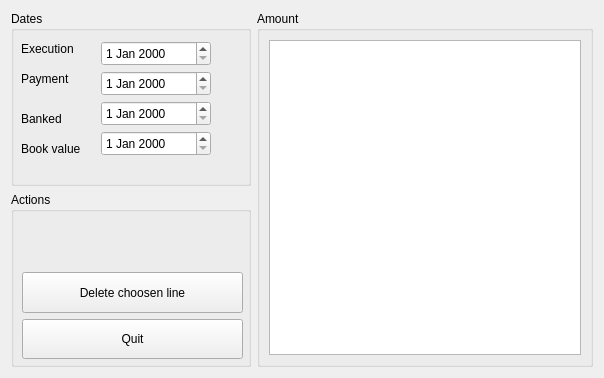
Old version of the form plugins/accountreceiptsplugin/receiptviewer.ui in the repository FreeHealth/freehealth.
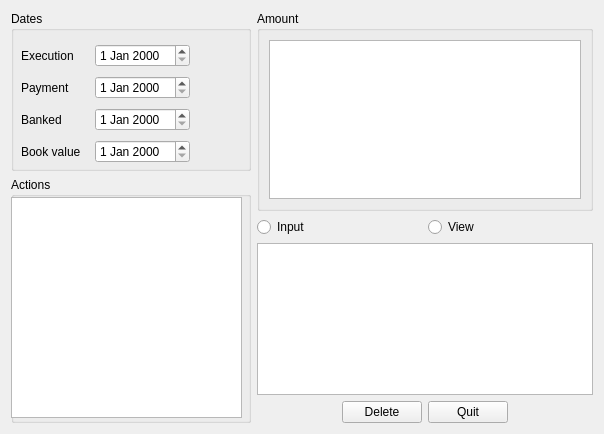
New version of the form.

The edit to the form file:
```diff
--- a/plugins/accountreceiptsplugin/receiptviewer.ui
+++ b/plugins/accountreceiptsplugin/receiptviewer.ui
@@ -7,7 +7,7 @@
     <x>0</x>
     <y>0</y>
     <width>604</width>
-    <height>378</height>
+    <height>434</height>
    </rect>
   </property>
   <property name="minimumSize">
@@ -33,15 +33,18 @@
        <property name="title">
         <string>Dates</string>
        </property>
+       <widget class="QWidget" name="layoutWidget">
+        <property name="geometry">
+         <rect>
+          <x>10</x>
+          <y>30</y>
+          <width>169</width>
+          <height>128</height>
+         </rect>
+        </property>
+        <layout class="QGridLayout" name="gridLayout_2">
+         <item row="0" column="0">
        <widget class="QLabel" name="label">
-        <property name="geometry">
-         <rect>
-          <x>10</x>
-          <y>30</y>
-          <width>81</width>
-          <height>16</height>
-         </rect>
-        </property>
         <property name="text">
          <string>Execution</string>
         </property>
@@ -49,15 +52,12 @@
          <cstring>dateExecution</cstring>
         </property>
        </widget>
+         </item>
+         <item row="0" column="1">
+          <widget class="QDateEdit" name="dateExecution"/>
+         </item>
+         <item row="1" column="0">
        <widget class="QLabel" name="label_2">
-        <property name="geometry">
-         <rect>
-          <x>10</x>
-          <y>60</y>
-          <width>62</width>
-          <height>16</height>
-         </rect>
-        </property>
         <property name="text">
          <string>Payment</string>
         </property>
@@ -65,35 +65,12 @@
          <cstring>datePayment</cstring>
         </property>
        </widget>
-       <widget class="QDateEdit" name="dateExecution">
-        <property name="geometry">
-         <rect>
-          <x>90</x>
-          <y>30</y>
-          <width>110</width>
-          <height>25</height>
-         </rect>
-        </property>
-       </widget>
-       <widget class="QDateEdit" name="datePayment">
-        <property name="geometry">
-         <rect>
-          <x>90</x>
-          <y>60</y>
-          <width>110</width>
-          <height>25</height>
-         </rect>
-        </property>
-       </widget>
+         </item>
+         <item row="1" column="1">
+          <widget class="QDateEdit" name="datePayment"/>
+         </item>
+         <item row="2" column="0">
        <widget class="QLabel" name="label_3">
-        <property name="geometry">
-         <rect>
-          <x>10</x>
-          <y>100</y>
-          <width>62</width>
-          <height>16</height>
-         </rect>
-        </property>
         <property name="text">
          <string>Banked</string>
         </property>
@@ -101,25 +78,12 @@
          <cstring>dateBanked</cstring>
         </property>
        </widget>
-       <widget class="QDateEdit" name="dateBanked">
-        <property name="geometry">
-         <rect>
-          <x>90</x>
-          <y>90</y>
-          <width>110</width>
-          <height>25</height>
-         </rect>
-        </property>
-       </widget>
+         </item>
+         <item row="2" column="1">
+          <widget class="QDateEdit" name="dateBanked"/>
+         </item>
+         <item row="3" column="0">
        <widget class="QLabel" name="label_4">
-        <property name="geometry">
-         <rect>
-          <x>10</x>
-          <y>130</y>
-          <width>81</width>
-          <height>16</height>
-         </rect>
-        </property>
         <property name="text">
          <string>Book value</string>
         </property>
@@ -127,15 +91,11 @@
          <cstring>dateBook</cstring>
         </property>
        </widget>
-       <widget class="QDateEdit" name="dateBook">
-        <property name="geometry">
-         <rect>
-          <x>90</x>
-          <y>120</y>
-          <width>110</width>
-          <height>25</height>
-         </rect>
-        </property>
+         </item>
+         <item row="3" column="1">
+          <widget class="QDateEdit" name="dateBook"/>
+         </item>
+        </layout>
        </widget>
       </widget>
      </item>
@@ -144,7 +104,7 @@
        <property name="minimumSize">
         <size>
          <width>280</width>
-         <height>320</height>
+         <height>200</height>
         </size>
        </property>
        <property name="title">
@@ -173,46 +133,84 @@
        </layout>
       </widget>
      </item>
-     <item row="1" column="0">
-      <widget class="QGroupBox" name="groupBox">
+     <item row="1" column="0" rowspan="4">
+      <widget class="QGroupBox" name="actionsBox">
        <property name="minimumSize">
         <size>
          <width>240</width>
-         <height>160</height>
+         <height>241</height>
         </size>
        </property>
        <property name="title">
         <string>Actions</string>
        </property>
-       <widget class="QWidget" name="layoutWidget">
+       <widget class="QTreeView" name="actionsTreeView">
         <property name="geometry">
          <rect>
-          <x>11</x>
-          <y>80</y>
-          <width>221</width>
-          <height>89</height>
+          <x>0</x>
+          <y>20</y>
+          <width>231</width>
+          <height>221</height>
          </rect>
         </property>
-        <layout class="QGridLayout" name="gridLayout_2">
-         <item row="0" column="0">
+       </widget>
+      </widget>
+     </item>
+     <item row="2" column="1">
+      <layout class="QHBoxLayout" name="horizontalLayout">
+       <item>
+        <widget class="QRadioButton" name="inputRadioButton">
+         <property name="text">
+          <string>Input</string>
+         </property>
+        </widget>
+       </item>
+       <item>
+        <widget class="QRadioButton" name="displayRadioButton">
+         <property name="text">
+          <string>View</string>
+         </property>
+        </widget>
+       </item>
+      </layout>
+     </item>
+     <item row="3" column="1">
+      <widget class="QListView" name="returnedListView"/>
+     </item>
+     <item row="4" column="1">
+      <layout class="QHBoxLayout" name="horizontalLayout_2">
+       <item>
+        <spacer name="horizontalSpacer">
+         <property name="orientation">
+          <enum>Qt::Horizontal</enum>
+         </property>
+         <property name="sizeHint" stdset="0">
+          <size>
+           <width>40</width>
+           <height>20</height>
+          </size>
+         </property>
+        </spacer>
+       </item>
+       <item>
           <widget class="QPushButton" name="deleteLineButton">
            <property name="minimumSize">
             <size>
-             <width>160</width>
-             <height>41</height>
+           <width>0</width>
+           <height>0</height>
             </size>
            </property>
            <property name="text">
-            <string>Delete choosen line</string>
+          <string>Delete</string>
            </property>
           </widget>
          </item>
-         <item row="1" column="0">
+       <item>
           <widget class="QPushButton" name="quitButton">
            <property name="minimumSize">
             <size>
-             <width>160</width>
-             <height>40</height>
+           <width>0</width>
+           <height>0</height>
             </size>
            </property>
            <property name="text">
@@ -220,9 +218,20 @@
            </property>
           </widget>
          </item>
-        </layout>
-       </widget>
-      </widget>
+       <item>
+        <spacer name="horizontalSpacer_2">
+         <property name="orientation">
+          <enum>Qt::Horizontal</enum>
+         </property>
+         <property name="sizeHint" stdset="0">
+          <size>
+           <width>40</width>
+           <height>20</height>
+          </size>
+         </property>
+        </spacer>
+       </item>
+      </layout>
      </item>
     </layout>
    </item>
```
Lines whose indentation alone changed are shown as unchanged.
